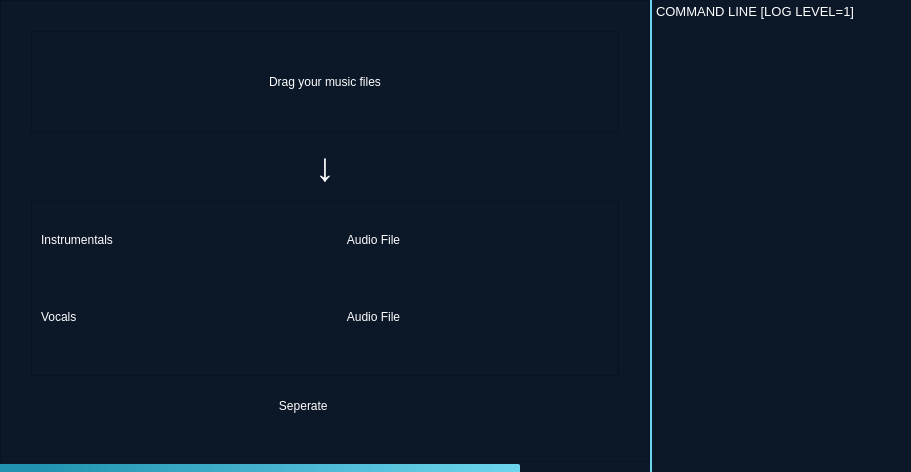
Anjok07/ultimatevocalremovergui, file src/resources/ui_files/mainwindow.ui: the form before one commit.
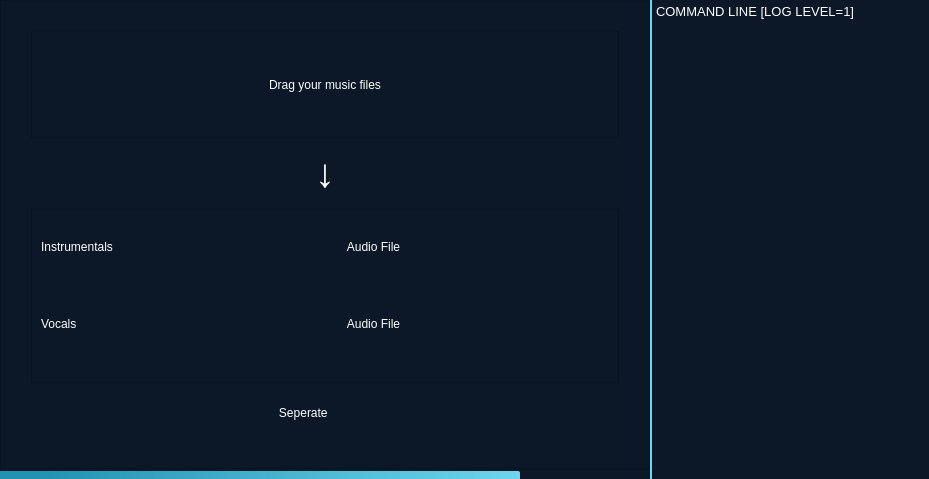
The form after the commit.

What changed in the file:
```diff
--- a/src/resources/ui_files/mainwindow.ui
+++ b/src/resources/ui_files/mainwindow.ui
@@ -6,8 +6,8 @@
    <rect>
     <x>0</x>
     <y>0</y>
-    <width>911</width>
-    <height>472</height>
+    <width>929</width>
+    <height>479</height>
    </rect>
   </property>
   <property name="minimumSize">
```
Left out of the diff: 4 changed lines with no effect on the pictures.
